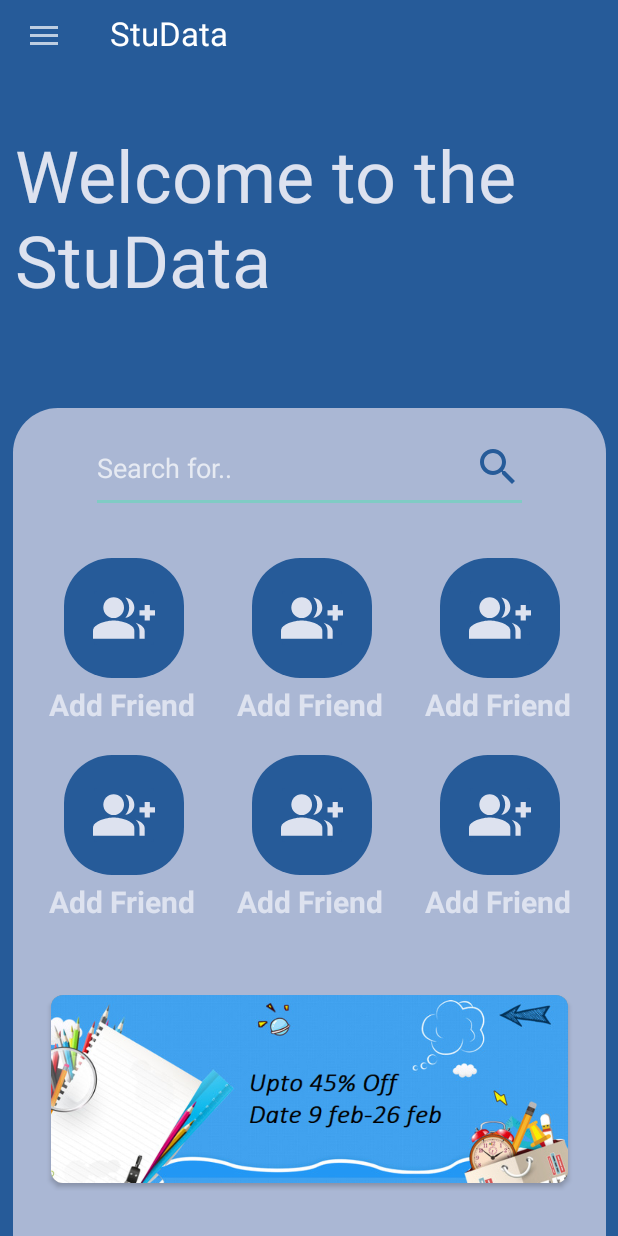
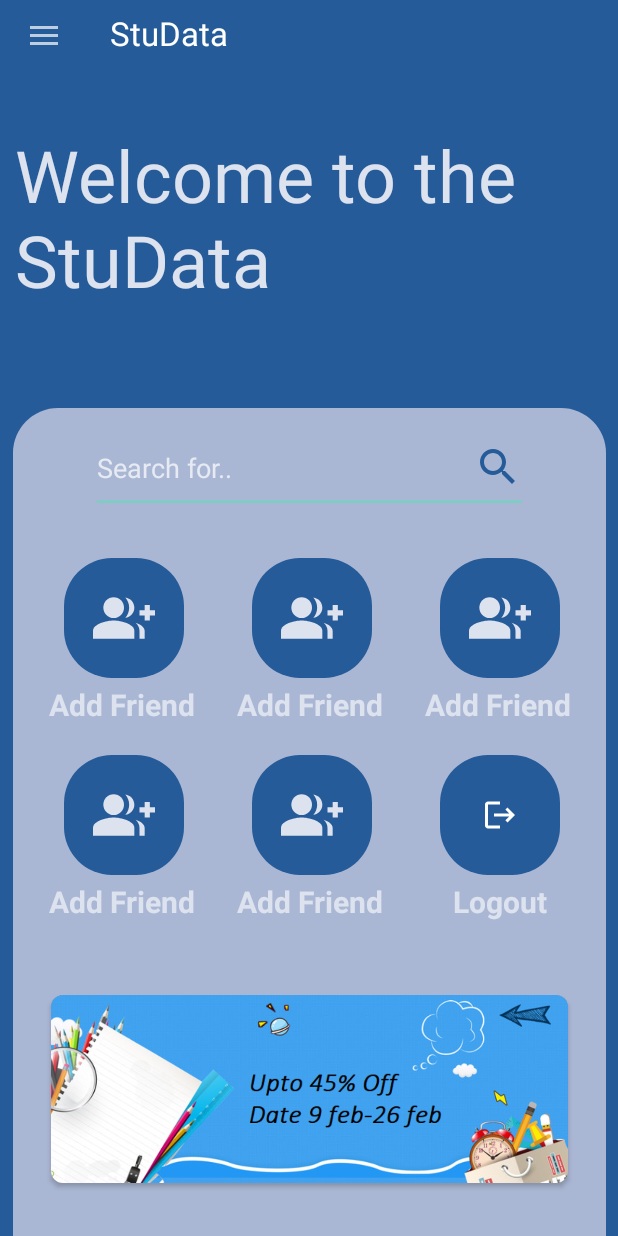
Before and after one commit to Hemantlodha/Database_Management_App, an Android app: the MainActivity screen opened directly, with no data from a screen before it, on a phone screen of 412 x 824 dp. Run offline under Robolectric (Android 15) with nearby library versions, the phone set to English and light mode, and no system bars; Roboto replaces fonts that are not available here.

Commit message:
First Project on github

```diff
--- /dev/null
+++ b/app/src/main/res/drawable/baseline_logout_24.xml
@@ -0,0 +1,5 @@
+<vector android:autoMirrored="true" android:height="24dp"
+    android:tint="#FFFFFF" android:viewportHeight="24"
+    android:viewportWidth="24" android:width="24dp" xmlns:android="http://schemas.android.com/apk/res/android">
+    <path android:fillColor="@android:color/white" android:pathData="M17,7l-1.41,1.41L18.17,11H8v2h10.17l-2.58,2.58L17,17l5,-5zM4,5h8V3H4c-1.1,0 -2,0.9 -2,2v14c0,1.1 0.9,2 2,2h8v-2H4V5z"/>
+</vector>
--- a/app/src/main/res/layout/activity_main.xml
+++ b/app/src/main/res/layout/activity_main.xml
@@ -309,7 +309,7 @@
                                 app:layout_constraintEnd_toEndOf="parent"
                                 app:layout_constraintStart_toStartOf="parent"
                                 app:layout_constraintTop_toTopOf="parent"
-                                app:srcCompat="@drawable/friend" />
+                                app:srcCompat="@drawable/baseline_logout_24" />
 
                         </androidx.constraintlayout.widget.ConstraintLayout>
 
@@ -318,7 +318,8 @@
                             android:layout_width="match_parent"
                             android:layout_height="wrap_content"
                             android:paddingTop="4dp"
-                            android:text="Add Friend"
+                            android:gravity="center"
+                            android:text="Logout"
                             android:textColor="#DDE2EF"
                             android:textSize="20sp"
                             android:textStyle="bold" />
```
